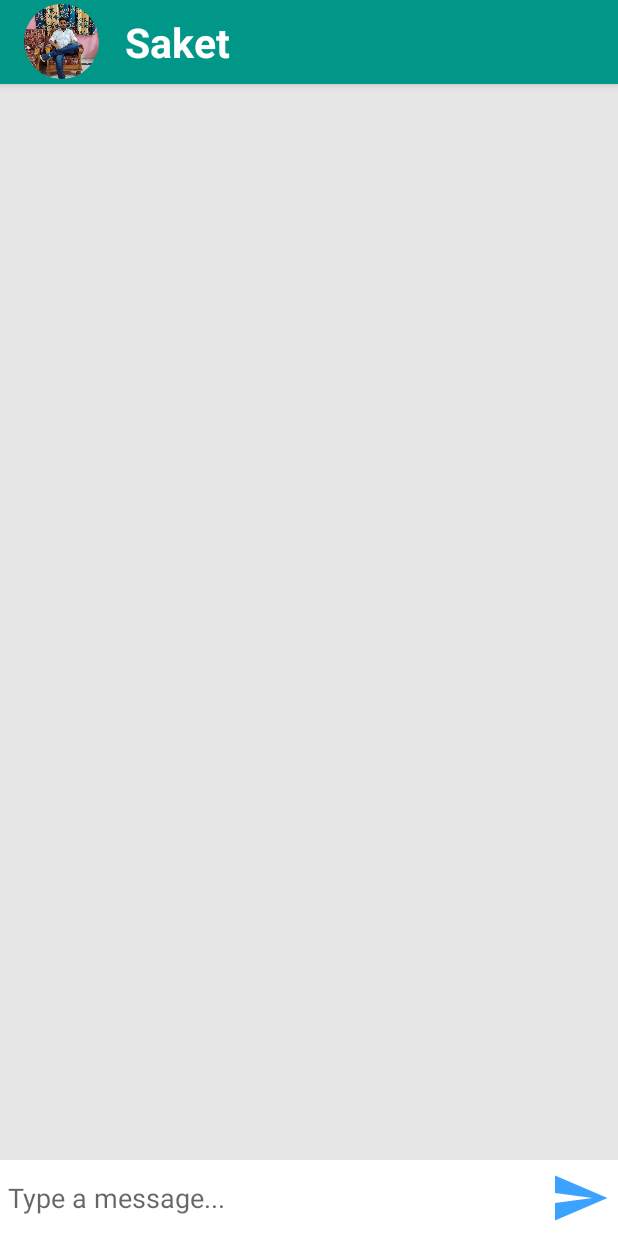
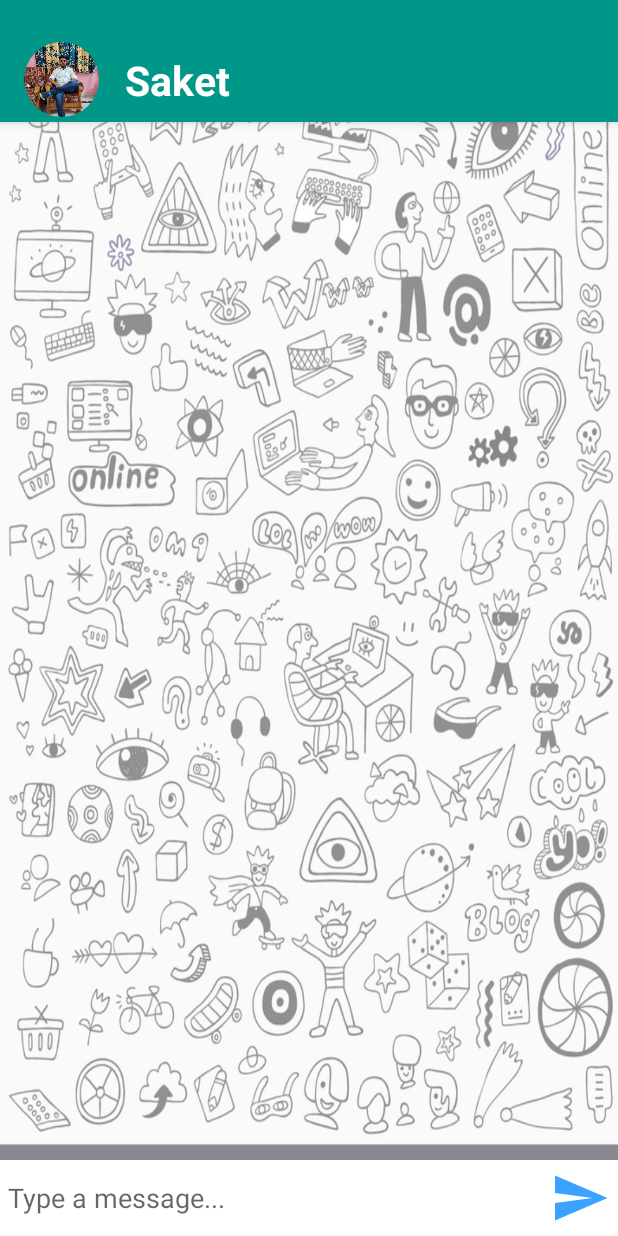
Before and after one commit to Saket105/TextMe, an Android app: the MessageActivity screen opened directly, with no data from a screen before it, on a phone screen of 412 x 824 dp. Run offline under Robolectric (Android 15) with nearby library versions, the phone set to English and light mode, and no system bars; our stand-ins replace CircleImageView, Firebase (no records; nobody signed in at launch, a user with empty details on screens opened directly); Roboto replaces fonts that are not available here; 4 statements that could not run were skipped.

Commit message:
Updating Project

```diff
--- a/app/src/main/java/com/example/textme1/Adapter/UserAdapter.java
+++ b/app/src/main/java/com/example/textme1/Adapter/UserAdapter.java
@@ -20,8 +20,8 @@ import java.util.List;
 
 public class UserAdapter extends RecyclerView.Adapter<UserAdapter.ViewHolder> {
 
-    private Context mContext;
-    private List<User> mUser;
+     Context mContext;
+     List<User> mUser;
 
     public UserAdapter(Context mContext, List<User> mUser){
         this.mContext = mContext;
--- a/app/src/main/java/com/example/textme1/Fragments/ChatsFragment.java
+++ b/app/src/main/java/com/example/textme1/Fragments/ChatsFragment.java
@@ -90,9 +90,10 @@ public class ChatsFragment extends Fragment {
     private void readChats(){
         mUsers = new ArrayList<>();
 
-        reference = FirebaseDatabase.getInstance().getReference("Users");
+        reference = FirebaseDatabase.getInstance().getReference("users");
 
-        reference.addValueEventListener(new ValueEventListener() {
+        reference.child("personal_data")
+                .addValueEventListener(new ValueEventListener() {
             @Override
             public void onDataChange(@NonNull DataSnapshot dataSnapshot) {
                 //mUsers.clear();
--- a/app/src/main/java/com/example/textme1/MessageActivity.java
+++ b/app/src/main/java/com/example/textme1/MessageActivity.java
@@ -9,6 +9,7 @@ import androidx.recyclerview.widget.RecyclerView;
 import android.content.Intent;
 import android.os.Bundle;
 import android.view.View;
+import android.view.WindowManager;
 import android.widget.EditText;
 import android.widget.ImageButton;
 import android.widget.TextView;
@@ -53,6 +54,7 @@ public class MessageActivity extends AppCompatActivity {
     protected void onCreate(Bundle savedInstanceState) {
         super.onCreate(savedInstanceState);
         setContentView(R.layout.activity_message);
+        this.getWindow().setFlags(WindowManager.LayoutParams.FLAG_TRANSLUCENT_STATUS, WindowManager.LayoutParams.FLAG_TRANSLUCENT_STATUS);
 
         Toolbar toolbar = findViewById(R.id.toolbarCustom);
         setSupportActionBar(toolbar);
@@ -96,7 +98,7 @@ public class MessageActivity extends AppCompatActivity {
 
 
 
-        reference = FirebaseDatabase.getInstance().getReference("Users").child(userId);
+        reference = FirebaseDatabase.getInstance().getReference("users").child("personal_data").child(userId);
 
         reference.addValueEventListener(new ValueEventListener() {
             @Override
--- a/app/src/main/res/drawable/background_right.xml
+++ b/app/src/main/res/drawable/background_right.xml
@@ -3,7 +3,7 @@
     android:shape="rectangle">
 
     <corners
-        android:radius="30dp"
+        android:radius="20dp"
         android:topRightRadius="0dp"/>
     <solid android:color="@color/main_color2"/>
 
--- a/app/src/main/res/layout/activity_message.xml
+++ b/app/src/main/res/layout/activity_message.xml
@@ -4,13 +4,21 @@
     xmlns:tools="http://schemas.android.com/tools"
     android:layout_width="match_parent"
     android:layout_height="match_parent"
-    android:background="#e6e6e6"
     tools:context=".MessageActivity">
+
+    <ImageView
+        android:layout_width="match_parent"
+        android:layout_height="match_parent"
+        android:alpha="0.5"
+        android:src="@drawable/doodle"
+        android:scaleType="fitXY"/>
 
     <com.google.android.material.appbar.AppBarLayout
         android:id="@+id/bar_layout"
         android:layout_width="match_parent"
-        android:layout_height="wrap_content">
+        android:layout_height="wrap_content"
+        android:background="@color/main_color"
+        android:paddingTop="25dp">
 
         <androidx.appcompat.widget.Toolbar
             android:id="@+id/toolbarCustom"
@@ -42,7 +50,7 @@
 
     <androidx.recyclerview.widget.RecyclerView
         android:layout_width="match_parent"
-        android:layout_height="match_parent"
+        android:layout_height="wrap_content"
         android:id="@+id/recycler_view"
         android:layout_below="@id/bar_layout"
         android:layout_above="@+id/bottom_layout"/>
--- a/app/src/main/res/layout/chat_item_right.xml
+++ b/app/src/main/res/layout/chat_item_right.xml
@@ -2,7 +2,8 @@
 <RelativeLayout
     xmlns:android="http://schemas.android.com/apk/res/android"
     android:layout_width="match_parent"
-    android:layout_height="wrap_content">
+    android:layout_height="wrap_content"
+    android:padding="5dp">
 
     <RelativeLayout
         android:layout_width="300dp"
@@ -21,6 +22,7 @@
             android:background="@drawable/background_right"
             android:text="hi hi hi"
             android:textColor="#fff"
+            android:gravity="center"
             android:layout_alignParentEnd="true"
             android:id="@+id/show_message"
             android:textSize="18sp"
--- a/app/src/main/res/layout/fragment_users.xml
+++ b/app/src/main/res/layout/fragment_users.xml
@@ -9,7 +9,7 @@
  <androidx.recyclerview.widget.RecyclerView
      android:id="@+id/recycler_view"
      android:layout_width="match_parent"
-     android:layout_height="match_parent"/>
+     android:layout_height="wrap_content"/>
 
 
 
```
Also changed, not shown: app/src/main/java/com/example/textme1/Fragments/UsersFragment.java (+19 -16 lines), app/src/main/res/drawable/doodle.jpg (added).
